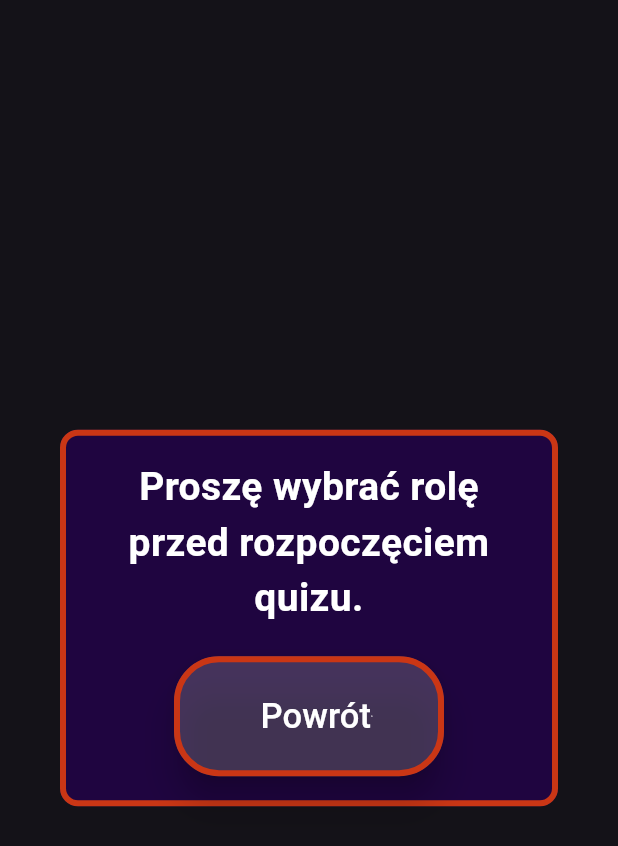
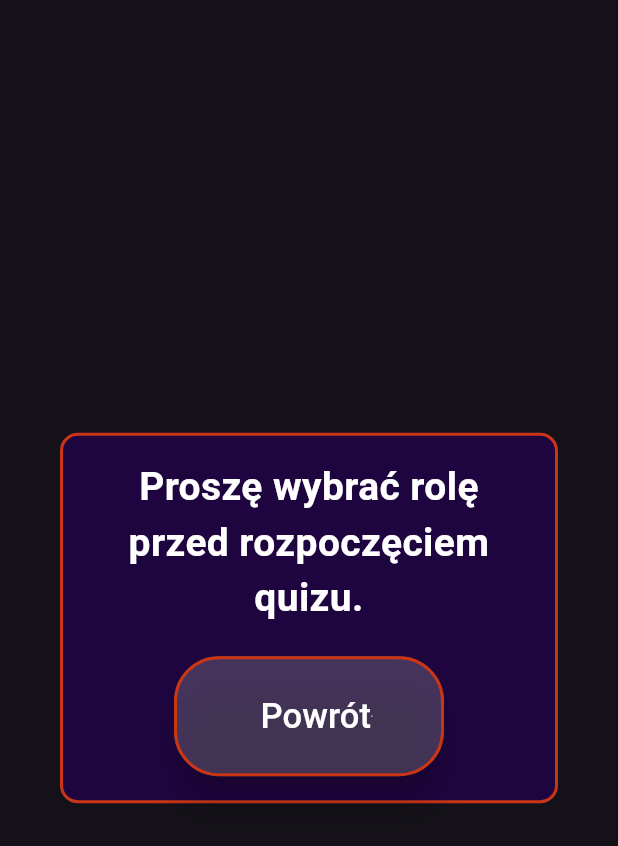
Before and after one commit to SzymonCzermak/planetquiz, a Flutter app: the NoRoleDialog widget shown alone on an empty page, opened directly, on a phone screen of 412 x 824 dp. Shown: the top 846 px of the screen. Run offline on Flutter 3.47's test engine with Material 3 defaults, Android fonts, the phone set to English and light mode, and no system bars; our stand-ins replace animated_text_kit, audioplayers, firebase_core, firebase_database, video_player; missing offline and left inert: button_animations, timer_button; accounts and stored records are empty; Roboto replaces fonts that are missing (BungeeSpice); project files that could hold a hidden picture were left out.

```diff
--- a/planetquiz/lib/widgets/no_role_dialog.dart
+++ b/planetquiz/lib/widgets/no_role_dialog.dart
@@ -16,7 +16,7 @@ class NoRoleDialog extends StatelessWidget {
           constraints: BoxConstraints(maxWidth: 600),
           padding: EdgeInsets.all(16.0),
           decoration: BoxDecoration(
-            border: Border.all(color: orange, width: 4),
+            border: Border.all(color: orange, width: 2),
             borderRadius: BorderRadius.circular(12.0),
             color: Color.fromARGB(169, 27, 0, 53),
           ),
@@ -39,7 +39,7 @@ class NoRoleDialog extends StatelessWidget {
                     backgroundColor: Color.fromARGB(127, 177, 176, 176),
                     shape: RoundedRectangleBorder(
                       borderRadius: BorderRadius.circular(30),
-                      side: BorderSide(color: orange, width: 4),
+                      side: BorderSide(color: orange, width: 2),
                     ),
                     elevation: 10,
                     padding: EdgeInsets.symmetric(horizontal: 30, vertical: 20),
```
Also changed, not shown: planetquiz/lib/screens/result_screen.dart (+7 -10 lines), 1 other file.
